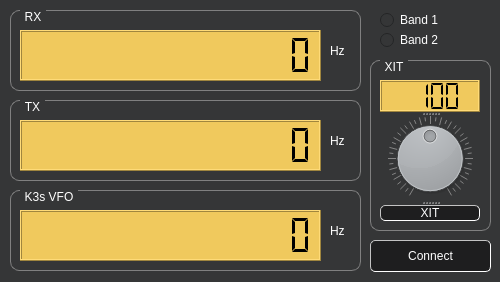
Old version of the form QO-100_K3S/widget.ui in the repository M0WGF/RadioOddsAndSods.
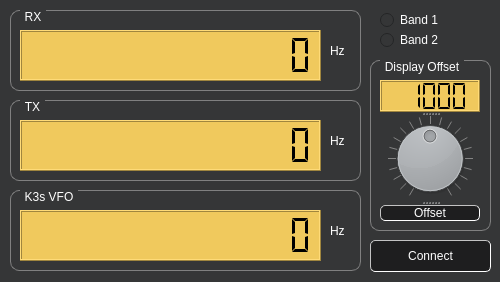
New version of the form.

Commit message: Safety commit of current code.  Now working on getting the individual band IF conversions working.

What changed in the file:
```diff
--- a/QO-100_K3S/widget.ui
+++ b/QO-100_K3S/widget.ui
@@ -246,7 +246,7 @@
     </rect>
    </property>
    <property name="title">
-    <string>XIT</string>
+    <string>Display Offset</string>
    </property>
    <widget class="QSplitter" name="splitter">
     <property name="geometry">
@@ -268,21 +268,21 @@
       </size>
      </property>
      <property name="digitCount">
-      <number>4</number>
+      <number>5</number>
      </property>
      <property name="segmentStyle">
       <enum>QLCDNumber::Flat</enum>
      </property>
      <property name="intValue" stdset="0">
-      <number>100</number>
+      <number>1000</number>
      </property>
     </widget>
     <widget class="QDial" name="xit_offset">
      <property name="minimum">
-      <number>-100</number>
+      <number>-5000</number>
      </property>
      <property name="maximum">
-      <number>100</number>
+      <number>5000</number>
      </property>
      <property name="orientation">
       <enum>Qt::Horizontal</enum>
@@ -297,7 +297,7 @@
       <bool>false</bool>
      </property>
      <property name="notchTarget">
-      <double>5.000000000000000</double>
+      <double>50.000000000000000</double>
      </property>
      <property name="notchesVisible">
       <bool>true</bool>
@@ -319,7 +319,7 @@
 }</string>
      </property>
      <property name="text">
-      <string>XIT</string>
+      <string>Offset</string>
      </property>
      <property name="checkable">
       <bool>true</bool>
```
The commit also changes 2 other files.
